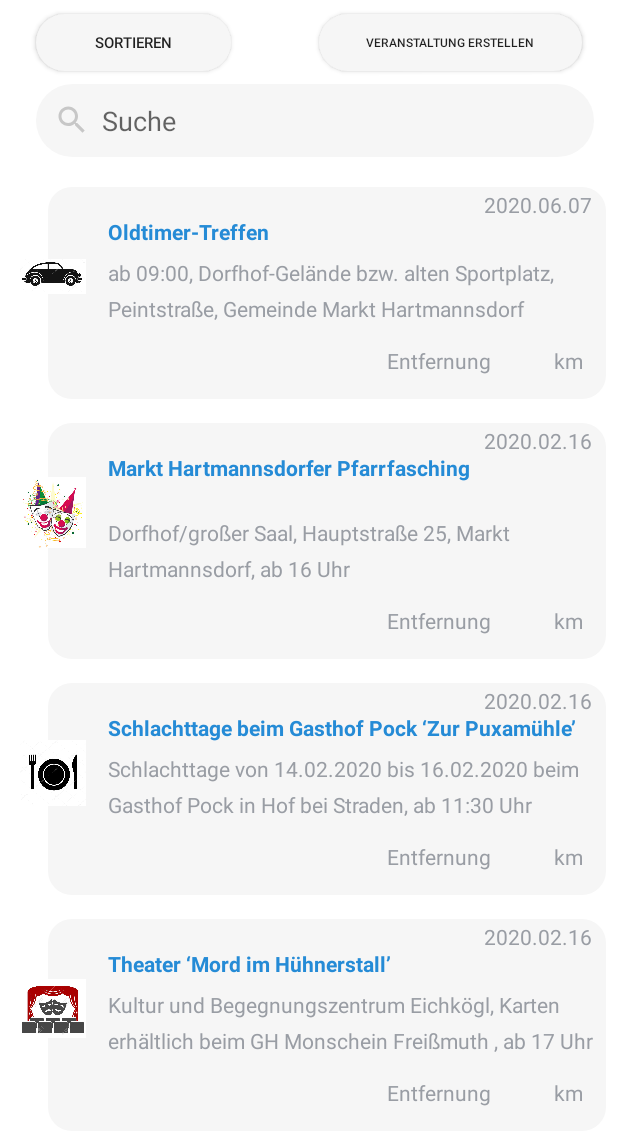
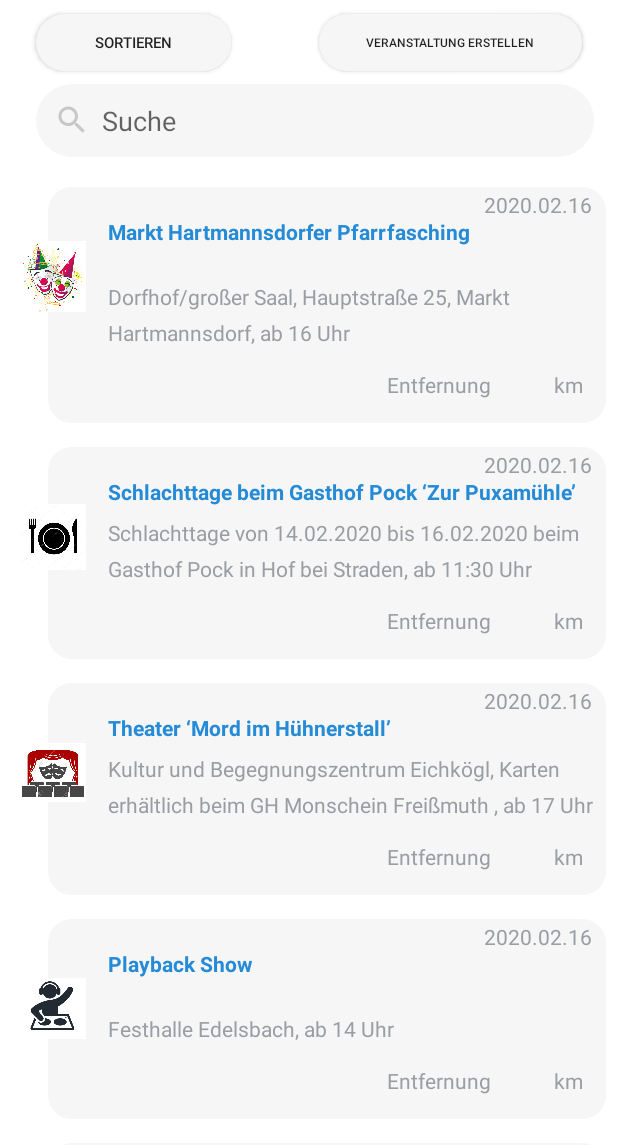
Before and after one commit to michael9219/RvItemAnimation, an Android app: the screen it shows after launch (MainActivity), on a phone screen of 412 x 824 dp. Shown: the top 1145 px of the screen. Run offline under Robolectric (Android 15) with nearby library versions, the phone set to English and light mode, and no system bars; our stand-ins replace AdMob.

Commit message:
new list, nov 2019 v2

```diff
--- a/app/build.gradle
+++ b/app/build.gradle
@@ -6,8 +6,8 @@ android {
         applicationId "at.wifi.swdev.rvitemanimation"
         minSdkVersion 21
         targetSdkVersion 28
-        versionCode 17
-        versionName "1.1.8"
+        versionCode 19
+        versionName "1.1.9"
         testInstrumentationRunner "android.support.test.runner.AndroidJUnitRunner"
     }
     buildTypes {
--- a/app/src/main/java/at/wifi/swdev/MyFestl/MainActivity.java
+++ b/app/src/main/java/at/wifi/swdev/MyFestl/MainActivity.java
@@ -62,6 +62,14 @@ public class MainActivity extends AppCompatActivity implements android.support.v
     @RequiresApi(api = Build.VERSION_CODES.M)
     @Override
     protected void onCreate(Bundle savedInstanceState) {
+
+
+
+
+
+
+
+
         super.onCreate(savedInstanceState);
         setContentView(R.layout.activity_main);
 
@@ -143,95 +151,6 @@ public class MainActivity extends AppCompatActivity implements android.support.v
 
 
 
-
-
-        mData.add(new
-                NewsItem("DORFRUNDE\n", "Dorfrunde mit Pfarrer um 19:00 Uhr im Mehrzwecksaal in Dietersdorf am Gnasbach", "2020.01.22", R.drawable.veranstaltung, 46.805719, 15.812124, ""));
-        mData.add(new
-                NewsItem("Rotkreuz-Ball", "ab 19:00, Dorfhof/großer Saal, Hauptstraße 25, Gemeinde Markt Hartmannsdorf", "2020.01.25", R.drawable.ball, 47.054848, 15.838523, ""));
-        mData.add(new
-                NewsItem("Oldtimer-Treffen", "ab 09:00, Dorfhof-Gelände bzw. alten Sportplatz, Peintstraße, Gemeinde Markt Hartmannsdorf", "2020.06.07", R.drawable.oldtimertreffen, 47.054222, 15.830208, ""));
-
-        mData.add(new
-                NewsItem("Sprach Cool Tour\n", "Unser völlig neues Diskussionsformat, getragen von Herbert Schnalzer jun.\n" +
-                "Auf der Bühne sitzen Gäste, die man bereits aus Zeitung, Fernsehen, Radio und Herbert Schnalzers \"LIFEBIZ 20 Podcast\" kennt. Dorfhof/großer Saal, Hauptstraße 25, Markt Hartmannsdorf ab 19 Uhr", "2020.01.17", R.drawable.veranstaltung, 47.054848, 15.838523, ""));
-        mData.add(new
-                NewsItem("Neujahrskonzert – Highlights aus der Operettenwelt", "Gemeindesaal Sinabelkirchen, 8261 Sinabelkirchen, Sinabelkirchen 8, ab 18 Uhr", "2020.01.19", R.drawable.veranstaltung, 47.103314, 15.827789, ""));
-        mData.add(new
-                NewsItem("Gartenvortrag ‘Durch das Gartenjahr mit Stauden & Gehölzer’\n", "Haus der Vulkane 8345 Straden, Stainz bei Straden 85, ab 19 Uhr", "2020.01.23", R.drawable.information, 46.821946, 15.894467, ""));
-        mData.add(new
-                NewsItem("FamilienKomm!Pass-Vortrag ‘Was Kinder glücklich macht’\n", "Kultursaal Hatzendorf, ab 19 Uhr", "2020.01.23", R.drawable.vortrag, 46.976731, 16.001560, ""));
-        mData.add(new
-                NewsItem("Die Riegersburger Ballnacht\n", "Lasslhof Riegersburg, Riegersburg 20, 8333 Riegersburg, ab 19 Uhr", "2020.01.24", R.drawable.ball, 47.001382, 15.937127, ""));
-        mData.add(new
-                NewsItem("KOCHKURS", "„Richtig kochen von Anfang an – Baby’s erstes Löffelchen“ Kursbeitrag: € 28,- inkl. Unterlagen und Lebensmittel Anmeldung mind. 1 Woche vor dem jeweiligen Kurs unter Tel.: 03152/2766-4336 Bezirkskammer Südoststeiermark, Feldbach, 17-21 Uhr\n", "2020.01.24", R.drawable.veranstaltung, 46.955574, 15.888893, ""));
-        mData.add(new
-                NewsItem("Preisschnapsen ÖVP Ortsgruppe Stainz bei Straden", "Stainzer Stube Stainz bei Straden 85, 8345 Straden, ab 18 Uhr", "2020.01.24", R.drawable.veranstaltung, 46.822076, 15.894476, ""));
-        mData.add(new
-                NewsItem("EDELWEISSBALL", "GH Kleinmeier, Unterweißenbach, 20 Uhr", "2020.01.25", R.drawable.ball, 46.947381, 15.885674, ""));
-        mData.add(new
-                NewsItem("KINDERMASKENBALL", "des SV Mühldorf MZH, Mühldorf, 13.30 Uhr", "2020.01.25", R.drawable.veranstaltung, 46.938220, 15.906610, ""));
-        mData.add(new
-                NewsItem("Rotkreuz-Ball", "Dorfhof/großer Saal, Hauptstraße 25, Gemeinde Markt Hartmannsdorf, ab 19 Uhr", "2020.01.25", R.drawable.ball, 47.054848, 15.838523, ""));
-        mData.add(new
-                NewsItem("Gemeindeschitag auf die ‘Reiteralm’\n", "Abfahrt: 06.00 Uhr Parklatz \"Busreisen Schuch\" in Ilz oder P&R-Parkplatz \"Marterer\" in Nestelbach\n" +
-                "Rückfahrt: 16.45 Uhr\n" +
-                "Apres Ski Bus, Rückfahrt 19.00 Uhr", "2020.01.25", R.drawable.veranstaltung, 47.089664, 15.927554, ""));
-        mData.add(new
-                NewsItem("Benefizkonzert mit Aniada a Noar und Lesung mit Marianne Hofmeister", "Pfarrheim Gnas, 20 Uhr", "2020.01.25", R.drawable.veranstaltung, 46.953739, 15.884880, ""));
-        mData.add(new
-                NewsItem("Preisschnapsen FF Wieden", "Dorfstube Hart bei Straden, 14 Uhr", "2020.01.25", R.drawable.veranstaltung, 46.777860, 15.858860, ""));
-        mData.add(new
-                NewsItem("St. Anna’rer Ball", "Weinlandhalle Frutten-St. Anna, ab 20 Uhr", "2020.01.25", R.drawable.ball, 46.822250, 15.935133, ""));
-        mData.add(new
-                NewsItem("Schlachttage, Steirisches Schmankerlbuffet\n", "von 12:00 bis 15:00\n" +
-                "\n" +
-                "Stainzer Stube Stainz bei Straden 85, 8345 Straden, Reservierungen unter 03473 / 75 955", "2020.01.26", R.drawable.kulinarik, 46.806732, 15.868858, ""));
-        mData.add(new
-                NewsItem("SCHULEINSCHREIBUNG", "für das Schuljahr 2020/21 VS Gossendorf, 14 Uhr\n", "2020.01.28", R.drawable.veranstaltung, 46.914805, 15.926024, ""));
-        mData.add(new
-                NewsItem("BLACKOUT INFOVERANSTALTUNG", "„Feldbach ist vorbereitet!“ Zentrum, Feldbach, 19 Uhr", "2020.01.30", R.drawable.information, 46.951455, 15.888549, ""));
-
-
-        mData.add(new
-                NewsItem("Jungsteirerball", "Kulturhalle Söchau, ab 19 Uhr", "2020.02.08", R.drawable.ball, 47.030868, 16.017124, ""));
-        mData.add(new
-                NewsItem("Ball der FF Breitenfeld", "Breitenfelderhof zur Riegersburg, Breitenfeld 20, 8313 Breitenfeld, ab 21 Uhr", "2020.02.08", R.drawable.feuerwehrfest, 47.029633, 15.956472, ""));
-        mData.add(new
-                NewsItem("Pink Sale Day! Ich will Brautmode", "Ich will Brautmode, Susanne Kalcher, 8261 Sinabelkirchen, Sinabelkirchen 107, von 10 bis 14 Uhr", "2020.02.07", R.drawable.veranstaltung, 47.100986, 15.827382, ""));
-        mData.add(new
-                NewsItem("Pink Sale Day! Ich will Brautmode", "Ich will Brautmode, Susanne Kalcher, 8261 Sinabelkirchen, Sinabelkirchen 107, von 10 bis 14 Uhr", "2020.02.08", R.drawable.veranstaltung, 47.100986, 15.827382, ""));
-        mData.add(new
-                NewsItem("CD Präsentation ‘Die jungen Wilden’", "Kulturhaus Straden, Einlass: 18 Uhr", "2020.02.08", R.drawable.veranstaltung, 46.806198, 15.871406, ""));
-        mData.add(new
-                NewsItem("Magie im Wirtshaus\n", "Eine Bühnenshow der Sonderklasse mit Magier Christoph Kulmer\n" +
-                "und einem 5-Gänge-Menü\n" +
-                "Eintrittspreis inkl. Menü Euro 44,00, Wirtshaus Huber, Hauptstraße 5, Markt Hartmannsdorf, ab 18:30 Uhr", "2020.02.08", R.drawable.kulinarik, 47.054721, 15.841162, ""));
-        mData.add(new
-                NewsItem("Preisschnapsen SU RB Hof", "Sporthaus Hof, Gemeinde Straden ab 14 Uhr", "2020.02.08", R.drawable.veranstaltung, 46.799502, 15.884532, ""));
-        mData.add(new
-                NewsItem("Lödersdorfer Kinderfasching\n", "Lödersdorfer Kinderfasching\n" +
-                "am Samstag, 8. Feber 2020\n" +
-                "um 14 Uhr im Kultursaal Lödersdorf\n" +
-                "Für Groß und Klein – Alt und Jung\n" +
-                "für Spiel, Spaß und Animation ist gesorgt!\n" +
-                "Die FF Lödersdorf freut sich auf euer Kommen!", "2020.02.08", R.drawable.fasching, 46.959906, 15.945672, ""));
-        mData.add(new
-                NewsItem("Steirertag beim Gasthaus Haiden\n", "Es gibt wieder Spezialitäten beim Dorfwirt Haiden in Jagerberg, von 11:30 bis 15:00", "2020.02.09", R.drawable.kulinarik, 46.854106, 15.738142, ""));
-        mData.add(new
-                NewsItem("Kinderfasching im Gasthaus Lenz-Riegler", "Kinderfasching im Gasthaus Lenz-Riegler in Unterlamm 8 " +
-                "Kinderanimation mit Mr. Magic Junior\n" +
-                "Eintritt frei !", "2020.02.09", R.drawable.fasching, 46.977540, 16.058358, ""));
-        mData.add(new
-                NewsItem("Harry Potter Konzert", "Kulturhaus Ilz, ab 18:30", "2020.02.12", R.drawable.konzert, 47.090658, 15.927537, ""));
-        mData.add(new
-                NewsItem("Vortrag ‘Sonne und Gesundheit’", "Gemeindesaal St. Anna, ab 19 Uhr", "2020.02.12", R.drawable.vortrag, 46.835660, 15.975600, ""));
-        mData.add(new
-                NewsItem("Frühjahrsputz für Haus und Körper", "Lagerhaus Thermenland Sinabelkirchen, 8261 Sinabelkirchen, Untergroßau 136, ab 18:30 Uhr, Vortragende: Frau Mag. Dr. Erika Rokita", "2020.02.13", R.drawable.vortrag, 47.102381, 15.815664, ""));
-        mData.add(new
-                NewsItem("Markt Hartmannsdorfer Pfarrfasching\n", "Dorfhof/großer Saal, Hauptstraße 25, Markt Hartmannsdorf, ab 19 Uhr", "2020.02.14", R.drawable.fasching, 47.054848, 15.838523, ""));
-        mData.add(new
-                NewsItem("Markt Hartmannsdorfer Pfarrfasching\n", "Dorfhof/großer Saal, Hauptstraße 25, Markt Hartmannsdorf, ab 19 Uhr", "2020.02.15", R.drawable.fasching, 47.054848, 15.838523, ""));
         mData.add(new
                 NewsItem("Markt Hartmannsdorfer Pfarrfasching\n", "Dorfhof/großer Saal, Hauptstraße 25, Markt Hartmannsdorf, ab 16 Uhr", "2020.02.16", R.drawable.fasching, 47.054848, 15.838523, ""));
         mData.add(new
@@ -267,6 +186,8 @@ public class MainActivity extends AppCompatActivity implements android.support.v
         mData.add(new
                 NewsItem("FASCHINGSPARTY\n", "Faschingsparty der FF Wiersdorf beim Rüsthaus ab 16:00 Uhr", "2020.02.21", R.drawable.fasching, 46.824898, 15.755617, ""));
         mData.add(new
+                NewsItem("EROBERUNG DES RATHAUSES\n", "mit Clown Jako & Seifenblasen-Flashmob vor dem Rathaus, Feldbach, ab 16 Uhr", "2020.02.21", R.drawable.fasching, 46.954192, 15.888062, ""));
+        mData.add(new
                 NewsItem("Maskenball\n", "Maskenball mit Masenprämierung, Musik- und Sängerheim Siebing, ab 20 Uhr, Gemeinde St. Veit, Südsteiermark", "2020.02.22", R.drawable.fasching, 46.766800, 15.707435, ""));
         mData.add(new
                 NewsItem("Landjugendball\n", "GH Rodler\n" +
@@ -278,6 +199,8 @@ public class MainActivity extends AppCompatActivity implements android.support.v
         mData.add(new
                 NewsItem("2. Dart-Turnier", "Festhalle Oberdorf\n" +
                 "Gemeinde Kirchberg an der Raab, ab 10 IUhr", "2020.02.22", R.drawable.veranstaltung, 47.393661, 7.749283, ""));
+        mData.add(new
+                NewsItem("Kinderfasching", "KOMM-Zentrum, Leitersdorf, 13.30 Uhr\n", "2020.02.22", R.drawable.fasching, 46.951455, 15.888549, ""));
         mData.add(new
                 NewsItem("Maskenball Riegersburg", "Vulkanlandhalle Riegersburg 53 8333 Riegersburg, ab 20 Uhr", "2020.02.22", R.drawable.fasching, 46.996633, 15.941589, ""));
         mData.add(new
@@ -306,6 +229,49 @@ public class MainActivity extends AppCompatActivity implements android.support.v
                 NewsItem("Naturgarten: Für lebendige Vielfalt ist im kleinsten Garten Platz, Irmgard Scheidl\n", "Gemeindeamt Halbenrain, 8492 Halbenrain 220, ab 19 Uhr, Praktische Tipps über den Naturgarten, über die Möglichkeiten der Gartengestaltung, von der eigenen Saatgutvermehrung über den Anbau im Hausgarten oder die Förderung von Nützlingen bis hin zur Verwendung in der Küche!", "2020.02.27", R.drawable.vortrag, 46.722650, 15.947967, ""));
         mData.add(new
                 NewsItem("‘Körper und Gehirn brauchen Bewegung’ – Vortrag Eltern-Kind-Bildung\n", "Haus der Vulkane 8345 Straden, Stainz bei Straden 85, ab 19 Uhr", "2020.02.27", R.drawable.vortrag, 46.821946, 15.894467, ""));
+
+        mData.add(new
+                NewsItem("Fotowettbewerb 2019 – Preisverleihung", "Gemeindesaal Sinabelkirchen, 8261 Sinabelkirchen, Sinabelkirchen 8, ab 18 Uhr", "2020.02.28", R.drawable.veranstaltung, 47.103314, 15.827789, ""));
+        mData.add(new
+                NewsItem("Osterausstellung – Frühling auf Schloss Kornberg\n", "Täglich vom 29.2.2020 bis 10.4.2020 von 10 Uhr bis 18 Uhr", "2020.02.29", R.drawable.ausstellung, 46.980900, 15.877300, ""));
+        mData.add(new
+                NewsItem("One Night in Yiddishland\n", "Dorfhof/großer Saal, Hauptstraße 25, Gemeinde Markt Hartmannsdorf, ab 19 Uhr", "2020.02.29", R.drawable.konzert, 47.054848, 15.838523, ""));
+        mData.add(new
+                NewsItem("Traditionelles Fischspezialitätenbuffet Gasthaus Siebinger Hof Radl\n", "Heimischer Fisch, Adriafische und Krustentiere werden wie immer bei uns in innovativer Art zubereitet! ab 11:45 Uhr", "2020.03.01", R.drawable.kulinarik, 46.773583, 15.707015, ""));
+        mData.add(new
+                NewsItem("VORTRAG", "„Wissen hilft – das Leben ist es wert“ Referentinnen: Mag. Astrid Geiger und Mag. Kathrin Waidulak Zentrum, Feldbach, 15 Uhr", "2020.03.03", R.drawable.vortrag, 46.951455, 15.888549, ""));
+        mData.add(new
+                NewsItem("Offenes Singen", "Proberaum der Marktmusik Sinabelkirchen, 8261 Sinabelkirchen, Sinabelkirchen 8, ab 18 Uhr", "2020.03.03", R.drawable.konzert, 47.103314, 15.827789, ""));
+        mData.add(new
+                NewsItem("Zeit für eine SONNENUHR?", "Einladung zum Treffen aller interessierten für Sonnenuhren, Gasthaus Stradnerhof, ab 19 Uhr", "2020.03.03", R.drawable.veranstaltung, 46.807586, 15.869441, ""));
+        mData.add(new
+                NewsItem("Vortrag STREITEN WILL GELERNT SEIN", "Pfarrzentrum St. Stefan im Rosental\n" +
+                "Gemeinde St. Stefan im Rosental, ab 19 Uhr", "2020.03.04", R.drawable.vortrag, 46.904381, 15.710678, ""));
+        mData.add(new
+                NewsItem("SINGEN NACH LUST UND LAUNE", "der offenen Singrunde Feldbach Bajazzo Stub’n, Feldbach, 19 Uhr", "2020.03.04", R.drawable.konzert, 46.957417, 15.888805, ""));
+        mData.add(new
+                NewsItem("PINOCCHIO – das Musical", "Zentrum, Feldbach, 16 Uhr", "2020.03.05", R.drawable.veranstaltung, 46.951455, 15.888549, ""));
+        mData.add(new
+                NewsItem("Casino im Wirtshaus\n", "Ein Abend voller Glück und Erfolg mit den Casinos Austria, Wirtshaus Huber\n" +
+                "8311 Markt Hartmannsdorf, Hauptstraße 5", "2020.03.05", R.drawable.veranstaltung, 47.054721, 15.841162, ""));
+        mData.add(new
+                NewsItem("Vortrag: Erlebtes und Erschautes im Laufe der Zeit\n", "Jahreslauf in unserer Region, Referent: Karl Fink, Gemeindezentrum Kapfenstein ab 29 Uhr", "2020.03.05", R.drawable.vortrag, 46.885580, 15.974849, ""));
+        mData.add(new
+                NewsItem("Kindergarteneinschreibung 2020/2021\n", "Kindergärten Breitenfeld, Lödersdorf, Riegersburg\n" +
+                "Gemeinde Riegersburg, von 13:30 bis 15:00", "2020.03.05", R.drawable.veranstaltung, 47.001072, 15.936220, ""));
+        mData.add(new
+                NewsItem("TAROCK – GRUNDKURS", "Referent: Dipl.-Päd. Günter Mogg Anmeldung: www.vhsstmk.at AK, Feldbach, 18 Uhr", "2020.03.06", R.drawable.veranstaltung, 46.951312, 15.889549, ""));
+        mData.add(new
+                NewsItem("Workshop Bienenwachstuch", "Gemeindesaal Sinabelkirchen, 8261 Sinabelkirchen, Sinabelkirchen 8, 18 Uhr", "2020.03.06", R.drawable.vortrag, 47.103314, 15.827789, ""));
+        mData.add(new
+                NewsItem("Sortenraritäten im Garten\n", "Referentin: Irmagard Scheidl, Gartenexpertin, Krennach Gh Prehm, eine \"Gesunde Gemeinde\" Veranstaltung ab 19 Uhr ", "2020.03.06", R.drawable.vortrag, 47.026205, 15.889276, ""));
+        mData.add(new
+                NewsItem("FRÜHLINGSPARTY\n", "Frühlingsparty der SPÖ St. Peter am Ottersbach in der Ottersbachhalle ab 20:00 Uhr mit DJ-Team P.M. Sounds", "2020.03.07", R.drawable.disco, 46.780916, 15.767835, ""));
+        mData.add(new
+                NewsItem("Tag der offenen Paulownia-Plantage", "Kölldorf 38, 8353 Kölldorf ab 10 Uhr", "2020.05.30", R.drawable.tagderoffenentuer, 46.886886, 15.960820, ""));
+        mData.add(new
+                NewsItem("Tag der offenen Paulownia-Plantage", "Kölldorf 38, 8353 Kölldorf ab 10 Uhr", "2020.05.31", R.drawable.tagderoffenentuer, 46.886886, 15.960820, ""));
+
 
 
 
--- a/app/src/main/java/at/wifi/swdev/MyFestl/NewsAdapter.java
+++ b/app/src/main/java/at/wifi/swdev/MyFestl/NewsAdapter.java
@@ -54,7 +54,7 @@ public class NewsAdapter extends RecyclerView.Adapter<NewsAdapter.NewsViewHolder
     @Override
     public int getItemCount() {
         if (mData != null) {
-            return Math.min(mData.size(), 14);
+            return Math.min(mData.size(), 16);
         } else {
             return 0;
         }
```
Also changed, not shown: 1 other file.
